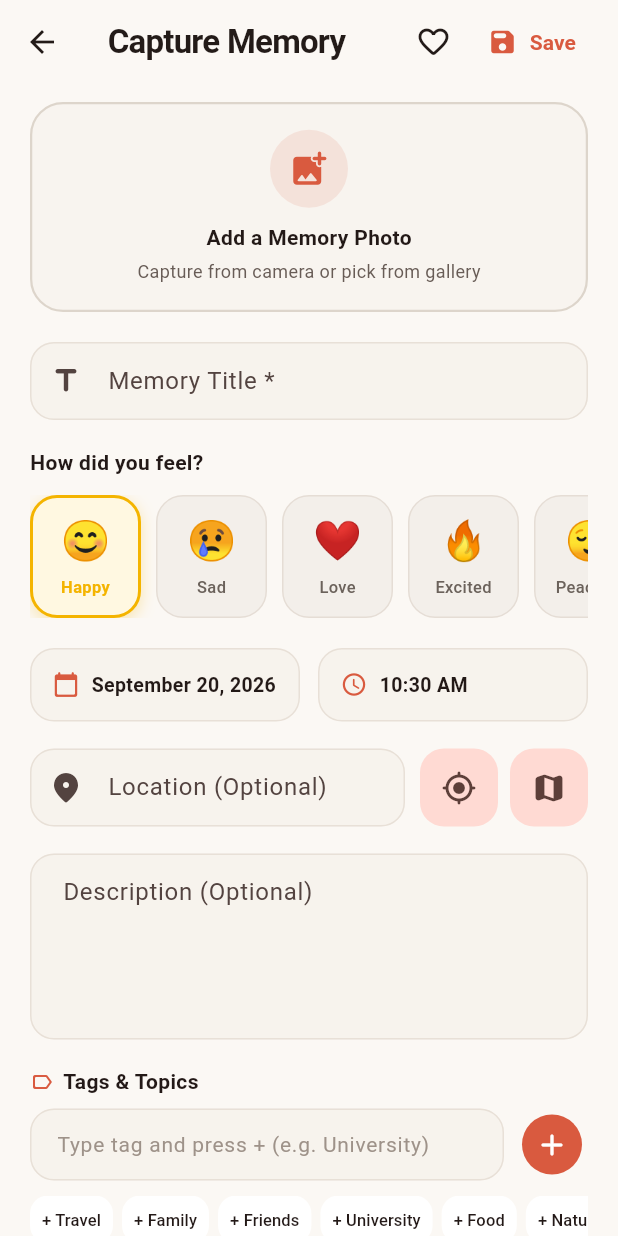
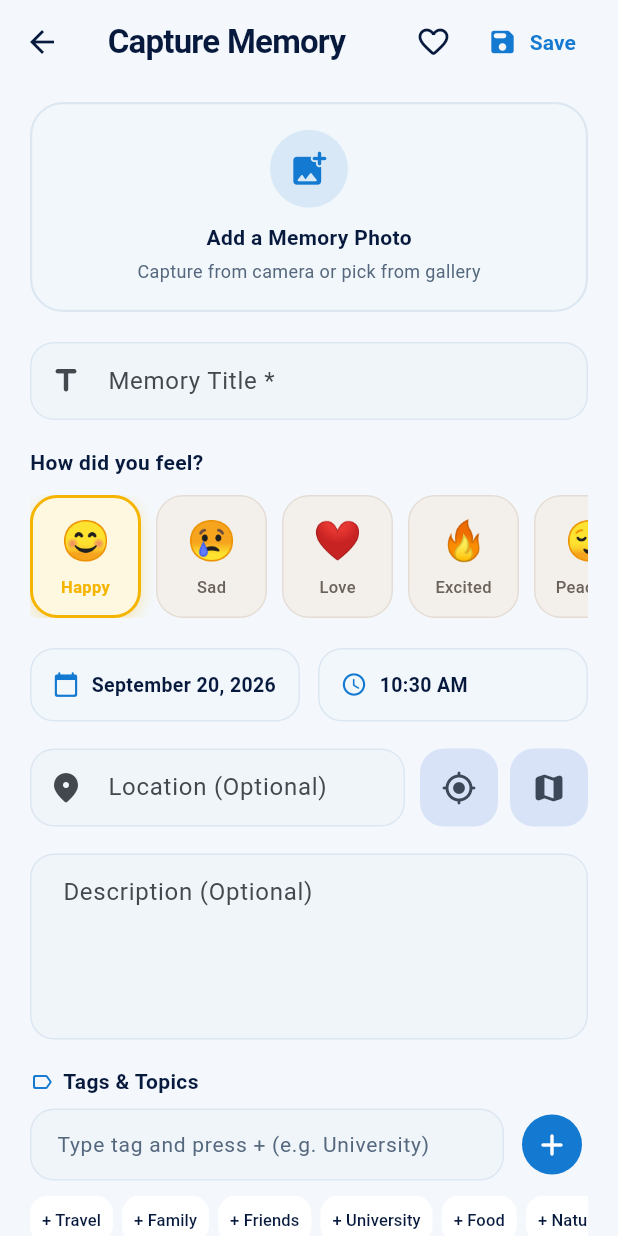
Before and after one commit to MIR-RIAZUL/EcoMAp, a Flutter app: the screen it shows after launch, after a tap on "Record a New Memory", on a phone screen of 412 x 824 dp. Run offline on Flutter 3.47's test engine with Material 3 defaults, Android fonts, the phone set to English and light mode, and no system bars; our stand-ins replace drift, drift_flutter, flutter_map, flutter_riverpod, geocoding, geolocator and 3 more; accounts and stored records are empty; generated files the repository leaves out were written again.

Commit message:
Update project theme: refresh color palette, improve dark mode, and upgrade Gradle/NDK versions

```diff
--- a/lib/core/theme/app_colors.dart
+++ b/lib/core/theme/app_colors.dart
@@ -1,34 +1,57 @@
 import 'package:flutter/material.dart';
 
+/// Central color definitions for EchoMap
+/// Brand identity: Deep Navy (#071A3D) + Primary Blue (#1479D1) + Bright Cyan (#4DD8F2)
 class AppColors {
-  // Primary branding
-  static const Color primary = Color(0xFFD95A3F); // Warm terracotta sunset
-  static const Color primaryContainer = Color(0xFFFFDBCF);
-  static const Color onPrimaryContainer = Color(0xFF3B0900);
+  // Brand Foundation Colors
+  static const Color primaryDeepNavy = Color(0xFF071A3D);
+  static const Color primaryBlue = Color(0xFF1479D1);
+  static const Color brightCyan = Color(0xFF4DD8F2);
+  static const Color lightCyan = Color(0xFFB9F3FA);
+  static const Color pureWhite = Color(0xFFFFFFFF);
 
-  // Secondary branding
-  static const Color secondary = Color(0xFFE08E45); // Warm golden amber
-  static const Color secondaryContainer = Color(0xFFFFDDB8);
+  // Backgrounds
+  static const Color lightBackground = Color(0xFFF4F8FC);
+  static const Color darkBackground = Color(0xFF050B18);
 
-  // Tertiary
-  static const Color tertiary = Color(0xFF3F7D6D); // Serene sage teal
-  static const Color tertiaryContainer = Color(0xFFC0EBE0);
+  // Primary & Cyan Aliases
+  static const Color primary = primaryBlue;
+  static const Color primaryCyan = brightCyan;
+  static const Color navyBackground = primaryDeepNavy;
 
-  // Light theme neutrals
-  static const Color lightBackground = Color(0xFFFBF8F4);
+  // Containers & Highlights
+  static const Color primaryContainer = lightCyan;
+  static const Color onPrimaryContainer = primaryDeepNavy;
+  static const Color secondary = brightCyan;
+  static const Color secondaryContainer = Color(0xFFD6F6FC);
+  static const Color tertiary = Color(0xFF0E6EB8);
+  static const Color tertiaryContainer = Color(0xFFD1ECFB);
+
+  // Light Theme Surfaces & Text
   static const Color lightSurface = Color(0xFFFFFFFF);
-  static const Color lightSurfaceVariant = Color(0xFFF3EDE6);
-  static const Color lightTextPrimary = Color(0xFF231B18);
-  static const Color lightTextSecondary = Color(0xFF685C56);
+  static const Color lightSurfaceVariant = Color(0xFFF0F5FA);
+  static const Color lightBorder = Color(0xFFDCE7F2);
+  static const Color lightTextPrimary = Color(0xFF071A3D);
+  static const Color lightTextSecondary = Color(0xFF55687E);
 
-  // Dark theme neutrals
-  static const Color darkBackground = Color(0xFF131518);
-  static const Color darkSurface = Color(0xFF1C1F24);
-  static const Color darkSurfaceVariant = Color(0xFF272C33);
-  static const Color darkTextPrimary = Color(0xFFF0EDEB);
-  static const Color darkTextSecondary = Color(0xFFA59D97);
+  // Dark Theme Surfaces & Text
+  static const Color darkSurface = Color(0xFF071A3D);
+  static const Color darkSurfaceVariant = Color(0xFF0C234E);
+  static const Color darkBorder = Color(0xFF163768);
+  static const Color darkTextPrimary = Color(0xFFFFFFFF);
+  static const Color darkTextSecondary = Color(0xFF9BB2CD);
 
-  // Special states
-  static const Color favorite = Color(0xFFE53935); // Radiant heart red
+  // General Text
+  static const Color lightText = Colors.white;
+  static const Color darkText = Color(0xFF071A3D);
+
+  // Accent Colors
+  static const Color accentLight = Color(0xFF66D9FF);
+  static const Color accentDark = Color(0xFF0099CC);
+
+  // Semantic States
+  static const Color favorite = Color(0xFFE53935);
   static const Color favoriteBg = Color(0xFFFFEBEE);
+  static const Color success = Color(0xFF22C55E);
+  static const Color error = Color(0xFFEF4444);
 }
--- a/lib/core/theme/app_theme.dart
+++ b/lib/core/theme/app_theme.dart
@@ -4,12 +4,18 @@ import 'app_colors.dart';
 class AppTheme {
   static ThemeData get lightTheme {
     final colorScheme = ColorScheme.fromSeed(
-      seedColor: AppColors.primary,
+      seedColor: AppColors.primaryBlue,
       brightness: Brightness.light,
-      primary: AppColors.primary,
-      secondary: AppColors.secondary,
+      primary: AppColors.primaryBlue,
+      onPrimary: Colors.white,
+      primaryContainer: AppColors.lightCyan,
+      onPrimaryContainer: AppColors.primaryDeepNavy,
+      secondary: AppColors.brightCyan,
+      onSecondary: AppColors.primaryDeepNavy,
       tertiary: AppColors.tertiary,
       surface: AppColors.lightSurface,
+      onSurface: AppColors.lightTextPrimary,
+      surfaceContainer: AppColors.lightSurfaceVariant,
     );
 
     return ThemeData(
@@ -35,7 +41,7 @@ class AppTheme {
         shadowColor: Colors.black.withAlpha(15),
         shape: RoundedRectangleBorder(
           borderRadius: BorderRadius.circular(20),
-          side: const BorderSide(color: Color(0xFFEFE8E1), width: 1),
+          side: const BorderSide(color: AppColors.lightBorder, width: 1),
         ),
       ),
       chipTheme: ChipThemeData(
@@ -54,7 +60,7 @@ class AppTheme {
       ),
       inputDecorationTheme: InputDecorationTheme(
         filled: true,
-        fillColor: AppColors.lightSurfaceVariant.withAlpha(120),
+        fillColor: AppColors.lightSurfaceVariant,
         contentPadding: const EdgeInsets.symmetric(horizontal: 18, vertical: 14),
         border: OutlineInputBorder(
           borderRadius: BorderRadius.circular(16),
@@ -62,24 +68,24 @@ class AppTheme {
         ),
         enabledBorder: OutlineInputBorder(
           borderRadius: BorderRadius.circular(16),
-          borderSide: const BorderSide(color: Color(0xFFE8E0D7), width: 1),
+          borderSide: const BorderSide(color: AppColors.lightBorder, width: 1),
         ),
         focusedBorder: OutlineInputBorder(
           borderRadius: BorderRadius.circular(16),
-          borderSide: const BorderSide(color: AppColors.primary, width: 2),
+          borderSide: const BorderSide(color: AppColors.primaryBlue, width: 2),
         ),
-        hintStyle: const TextStyle(color: Color(0xFF9E9289), fontSize: 14),
+        hintStyle: const TextStyle(color: AppColors.lightTextSecondary, fontSize: 14),
       ),
       navigationBarTheme: NavigationBarThemeData(
-        backgroundColor: AppColors.lightSurface,
-        indicatorColor: AppColors.primaryContainer,
+        backgroundColor: Colors.white,
+        indicatorColor: AppColors.lightCyan,
         elevation: 4,
         labelTextStyle: WidgetStateProperty.resolveWith((states) {
           if (states.contains(WidgetState.selected)) {
             return const TextStyle(
               fontSize: 12,
               fontWeight: FontWeight.w600,
-              color: AppColors.primary,
+              color: AppColors.primaryBlue,
             );
           }
           return const TextStyle(
@@ -88,24 +94,50 @@ class AppTheme {
             color: AppColors.lightTextSecondary,
           );
         }),
+        iconTheme: WidgetStateProperty.resolveWith((states) {
+          if (states.contains(WidgetState.selected)) {
+            return const IconThemeData(color: AppColors.primaryBlue);
+          }
+          return const IconThemeData(color: AppColors.lightTextSecondary);
+        }),
       ),
       floatingActionButtonTheme: FloatingActionButtonThemeData(
-        backgroundColor: AppColors.primary,
+        backgroundColor: AppColors.primaryBlue,
         foregroundColor: Colors.white,
         elevation: 4,
         shape: RoundedRectangleBorder(borderRadius: BorderRadius.circular(20)),
+      ),
+      elevatedButtonTheme: ElevatedButtonThemeData(
+        style: ElevatedButton.styleFrom(
+          backgroundColor: AppColors.primaryBlue,
+          foregroundColor: Colors.white,
+          shape: RoundedRectangleBorder(borderRadius: BorderRadius.circular(16)),
+        ),
+      ),
+      filledButtonTheme: FilledButtonThemeData(
+        style: FilledButton.styleFrom(
+          backgroundColor: AppColors.primaryBlue,
+          foregroundColor: Colors.white,
+          shape: RoundedRectangleBorder(borderRadius: BorderRadius.circular(16)),
+        ),
       ),
     );
   }
 
   static ThemeData get darkTheme {
     final colorScheme = ColorScheme.fromSeed(
-      seedColor: AppColors.primary,
+      seedColor: AppColors.primaryBlue,
       brightness: Brightness.dark,
-      primary: const Color(0xFFFF896F),
-      secondary: AppColors.secondary,
-      tertiary: const Color(0xFF67B4A0),
+      primary: AppColors.brightCyan,
+      onPrimary: AppColors.darkBackground,
+      primaryContainer: const Color(0xFF0D3B66),
+      onPrimaryContainer: AppColors.brightCyan,
+      secondary: AppColors.primaryBlue,
+      onSecondary: Colors.white,
+      tertiary: const Color(0xFF80E5F7),
       surface: AppColors.darkSurface,
+      onSurface: AppColors.darkTextPrimary,
+      surfaceContainer: AppColors.darkSurfaceVariant,
     );
 
     return ThemeData(
@@ -126,12 +158,12 @@ class AppTheme {
         iconTheme: IconThemeData(color: AppColors.darkTextPrimary),
       ),
       cardTheme: CardThemeData(
-        color: AppColors.darkSurface,
+        color: AppColors.darkSurfaceVariant,
         elevation: 2,
         shadowColor: Colors.black.withAlpha(80),
         shape: RoundedRectangleBorder(
           borderRadius: BorderRadius.circular(20),
-          side: const BorderSide(color: Color(0xFF2C323B), width: 1),
+          side: const BorderSide(color: AppColors.darkBorder, width: 1),
         ),
       ),
       chipTheme: ChipThemeData(
@@ -158,24 +190,24 @@ class AppTheme {
         ),
         enabledBorder: OutlineInputBorder(
           borderRadius: BorderRadius.circular(16),
-          borderSide: const BorderSide(color: Color(0xFF323843), width: 1),
+          borderSide: const BorderSide(color: AppColors.darkBorder, width: 1),
         ),
         focusedBorder: OutlineInputBorder(
           borderRadius: BorderRadius.circular(16),
-          borderSide: const BorderSide(color: Color(0xFFFF896F), width: 2),
+          borderSide: const BorderSide(color: AppColors.brightCyan, width: 2),
         ),
-        hintStyle: const TextStyle(color: Color(0xFF7A838F), fontSize: 14),
+        hintStyle: const TextStyle(color: AppColors.darkTextSecondary, fontSize: 14),
       ),
       navigationBarTheme: NavigationBarThemeData(
         backgroundColor: AppColors.darkSurface,
-        indicatorColor: const Color(0xFF472118),
+        indicatorColor: const Color(0xFF0E3866),
         elevation: 4,
         labelTextStyle: WidgetStateProperty.resolveWith((states) {
           if (states.contains(WidgetState.selected)) {
             return const TextStyle(
               fontSize: 12,
               fontWeight: FontWeight.w600,
-              color: Color(0xFFFF896F),
+              color: AppColors.brightCyan,
             );
           }
           return const TextStyle(
@@ -184,12 +216,32 @@ class AppTheme {
             color: AppColors.darkTextSecondary,
           );
         }),
+        iconTheme: WidgetStateProperty.resolveWith((states) {
+          if (states.contains(WidgetState.selected)) {
+            return const IconThemeData(color: AppColors.brightCyan);
+          }
+          return const IconThemeData(color: AppColors.darkTextSecondary);
+        }),
       ),
       floatingActionButtonTheme: FloatingActionButtonThemeData(
-        backgroundColor: const Color(0xFFFF7A5C),
-        foregroundColor: Colors.black,
+        backgroundColor: AppColors.brightCyan,
+        foregroundColor: AppColors.darkBackground,
         elevation: 4,
         shape: RoundedRectangleBorder(borderRadius: BorderRadius.circular(20)),
+      ),
+      elevatedButtonTheme: ElevatedButtonThemeData(
+        style: ElevatedButton.styleFrom(
+          backgroundColor: AppColors.brightCyan,
+          foregroundColor: AppColors.darkBackground,
+          shape: RoundedRectangleBorder(borderRadius: BorderRadius.circular(16)),
+        ),
+      ),
+      filledButtonTheme: FilledButtonThemeData(
+        style: FilledButton.styleFrom(
+          backgroundColor: AppColors.brightCyan,
+          foregroundColor: AppColors.darkBackground,
+          shape: RoundedRectangleBorder(borderRadius: BorderRadius.circular(16)),
+        ),
       ),
     );
   }
--- a/lib/features/memories/screens/add_memory_screen.dart
+++ b/lib/features/memories/screens/add_memory_screen.dart
@@ -414,8 +414,8 @@ class _AddMemoryScreenState extends ConsumerState<AddMemoryScreen> {
                         borderRadius: BorderRadius.circular(16),
                         border: Border.all(
                           color: isDark
-                              ? const Color(0xFF323843)
-                              : const Color(0xFFE8E0D7),
+                              ? AppColors.darkBorder
+                              : AppColors.lightBorder,
                         ),
                       ),
                       child: Row(
@@ -452,8 +452,8 @@ class _AddMemoryScreenState extends ConsumerState<AddMemoryScreen> {
                         borderRadius: BorderRadius.circular(16),
                         border: Border.all(
                           color: isDark
-                              ? const Color(0xFF323843)
-                              : const Color(0xFFE8E0D7),
+                              ? AppColors.darkBorder
+                              : AppColors.lightBorder,
                         ),
                       ),
                       child: Row(
@@ -659,7 +659,7 @@ class _AddMemoryScreenState extends ConsumerState<AddMemoryScreen> {
               : AppColors.lightSurfaceVariant.withAlpha(100),
           borderRadius: BorderRadius.circular(22),
           border: Border.all(
-            color: isDark ? const Color(0xFF333A44) : const Color(0xFFDDD5CB),
+            color: isDark ? AppColors.darkBorder : AppColors.lightBorder,
             style: BorderStyle.solid,
             width: 1.5,
           ),
--- a/lib/shared/widgets/empty_state_view.dart
+++ b/lib/shared/widgets/empty_state_view.dart
@@ -45,7 +45,7 @@ class EmptyStateView extends StatelessWidget {
               child: Icon(
                 icon,
                 size: 44,
-                color: isDark ? const Color(0xFFFF896F) : AppColors.primary,
+                color: isDark ? AppColors.brightCyan : AppColors.primary,
               ),
             ),
             const SizedBox(height: 24),
```
Also changed, not shown: 4 other files.
